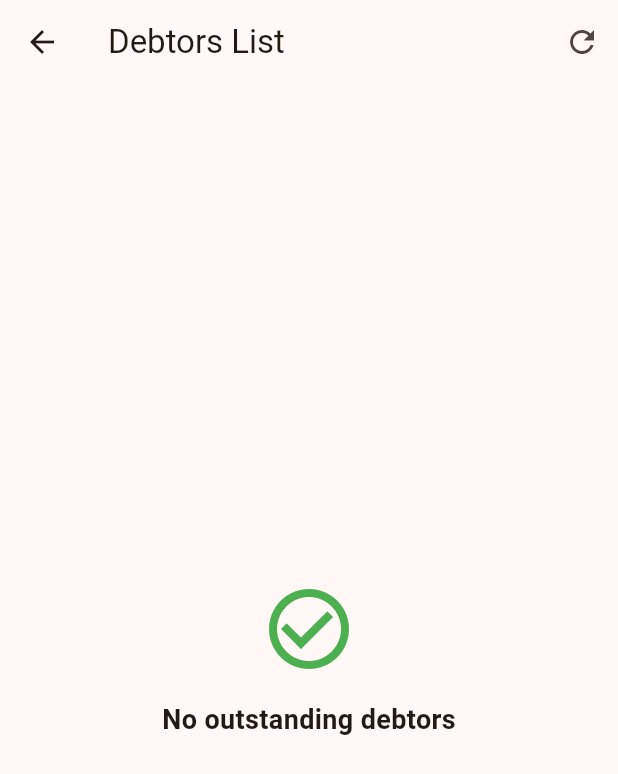
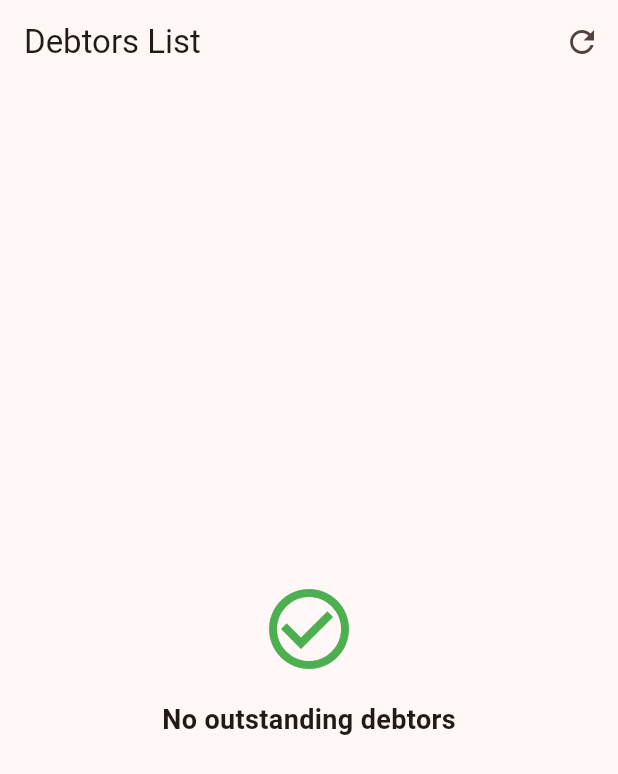
Before and after one commit to ericatsu/yesudua_ventures, a Flutter app: the DebtorsView screen opened by its route, after a tap on the "refresh" icon, on a phone screen of 412 x 824 dp. Shown: the top 774 px of the screen. Run offline on Flutter 3.47's test engine with Material 3 defaults, Android fonts, the phone set to English and light mode, and no system bars; our stand-ins replace connectivity_plus, drift, get, sidebarx; accounts and stored records are empty; generated files the repository leaves out were written again.

Commit message:
auto update

```diff
--- a/lib/app/modules/debtors/debtors_binding.dart
+++ b/lib/app/modules/debtors/debtors_binding.dart
@@ -5,6 +5,9 @@ import 'package:yesudua_ventures/app/modules/debtors/debtors_controller.dart';
 class DebtorsBinding extends Bindings {
   @override
   void dependencies() {
-    Get.lazyPut(() => DebtorsController(Get.find<SalesRepository>()));
+    Get.lazyPut<DebtorsController>(
+      () => DebtorsController(Get.find<SalesRepository>()),
+      fenix: true,
+    );
   }
 }
--- a/lib/app/modules/debtors/debtors_controller.dart
+++ b/lib/app/modules/debtors/debtors_controller.dart
@@ -24,6 +24,18 @@ class DebtorsController extends GetxController {
     fetchAllDebtors();
   }
 
+  // Add this method to handle page refreshes
+  @override
+  void onReady() {
+    super.onReady();
+
+    // Check if we have arguments (debtor ID) when the controller is ready
+    final arguments = Get.arguments;
+    if (arguments is int) {
+      getDebtorById(arguments);
+    }
+  }
+
   @override
   void onClose() {
     paymentController.dispose();
@@ -33,6 +45,7 @@ class DebtorsController extends GetxController {
   // Fetch all debtors
   Future<void> fetchAllDebtors() async {
     isLoading.value = true;
+    errorMessage.value = ''; // Clear previous errors
     try {
       debtors.value = await _salesRepository.getAllDebtors();
     } catch (e) {
@@ -45,14 +58,18 @@ class DebtorsController extends GetxController {
   // Get debtor details by ID
   Future<void> getDebtorById(int debtorId) async {
     isLoading.value = true;
+    errorMessage.value = ''; // Clear previous errors
     try {
       selectedDebtor.value = await _salesRepository.getDebtorById(debtorId);
       if (selectedDebtor.value != null) {
         paymentController.text = '0.0';
         newPaymentAmount.value = 0.0;
+      } else {
+        errorMessage.value = 'Debtor not found';
       }
     } catch (e) {
       errorMessage.value = 'Failed to load debtor details: ${e.toString()}';
+      selectedDebtor.value = null; // Ensure it's null on error
     } finally {
       isLoading.value = false;
     }
@@ -68,7 +85,10 @@ class DebtorsController extends GetxController {
     isLoading.value = true;
     try {
       final debtor = selectedDebtor.value;
-      if (debtor == null) return false;
+      if (debtor == null) {
+        errorMessage.value = 'No debtor selected';
+        return false;
+      }
 
       final totalPaid = debtor.paidAmount + amount;
       final isPaid = totalPaid >= debtor.totalDebt;
@@ -97,4 +117,9 @@ class DebtorsController extends GetxController {
       isLoading.value = false;
     }
   }
+
+  // Method to refresh data when returning to debtors list
+  void refreshDebtorsList() {
+    fetchAllDebtors();
+  }
 }
--- a/lib/app/modules/debtors/debtors_view.dart
+++ b/lib/app/modules/debtors/debtors_view.dart
@@ -9,9 +9,15 @@ class DebtorsView extends GetView<DebtorsController> {
 
   @override
   Widget build(BuildContext context) {
+    // Refresh data when the page is opened
+    WidgetsBinding.instance.addPostFrameCallback((_) {
+      controller.refreshDebtorsList();
+    });
+
     return Scaffold(
       appBar: AppBar(
         title: const Text('Debtors List'),
+        automaticallyImplyLeading: false,
         actions: [
           IconButton(
             icon: const Icon(Icons.refresh),
@@ -24,12 +30,44 @@ class DebtorsView extends GetView<DebtorsController> {
           return const Center(child: CircularProgressIndicator());
         }
 
+        if (controller.errorMessage.value.isNotEmpty) {
+          return Center(
+            child: Column(
+              mainAxisAlignment: MainAxisAlignment.center,
+              children: [
+                Icon(Icons.error_outline, size: 64, color: Colors.red.shade300),
+                const SizedBox(height: 16),
+                Text(
+                  controller.errorMessage.value,
+                  style: const TextStyle(fontSize: 16),
+                  textAlign: TextAlign.center,
+                ),
+                const SizedBox(height: 16),
+                ElevatedButton(
+                  onPressed: () => controller.fetchAllDebtors(),
+                  child: const Text('Retry'),
+                ),
+              ],
+            ),
+          );
+        }
+
+        return _buildDebtorsList();
+      }),
+    );
+  }
+
+  Widget _buildDebtorsList() {
     if (controller.debtors.isEmpty) {
       return Center(
         child: Column(
           mainAxisAlignment: MainAxisAlignment.center,
           children: [
-                Icon(Icons.check_circle_outline, size: 64, color: Colors.green),
+            const Icon(
+              Icons.check_circle_outline,
+              size: 64,
+              color: Colors.green,
+            ),
             const SizedBox(height: 16),
             const Text(
               'No outstanding debtors',
@@ -40,7 +78,9 @@ class DebtorsView extends GetView<DebtorsController> {
       );
     }
 
-        return ListView.separated(
+    return RefreshIndicator(
+      onRefresh: () => controller.fetchAllDebtors(),
+      child: ListView.separated(
         itemCount: controller.debtors.length,
         separatorBuilder: (context, index) => const Divider(),
         itemBuilder: (context, index) {
@@ -67,24 +107,25 @@ class DebtorsView extends GetView<DebtorsController> {
               children: [
                 Text(
                   'Debt: GHS ${debtor.outstandingBalance.toStringAsFixed(2)}',
-                    style: TextStyle(
+                  style: const TextStyle(
                     fontWeight: FontWeight.bold,
                     color: Colors.red,
                   ),
                 ),
                 Text(
                   'Paid: GHS ${debtor.paidAmount.toStringAsFixed(2)}',
-                    style: TextStyle(color: Colors.green),
+                  style: const TextStyle(color: Colors.green),
                 ),
               ],
             ),
             onTap: () {
+              // Clear previous selected debtor before navigating
+              controller.selectedDebtor.value = null;
               Get.toNamed(AppRoutes.debtorDetail, arguments: debtor.id);
             },
           );
         },
-        );
-      }),
+      ),
     );
   }
 }
--- a/lib/app/modules/inventory/inventory_view.dart
+++ b/lib/app/modules/inventory/inventory_view.dart
@@ -15,6 +15,7 @@ class InventoryView extends GetView<InventoryController> {
     return Scaffold(
       appBar: AppBar(
         title: const Text('Inventory Management'),
+        automaticallyImplyLeading: false,
         actions: [
           IconButton(
             icon: const Icon(Icons.sort),
--- a/lib/app/modules/sales/sales_cart_view.dart
+++ b/lib/app/modules/sales/sales_cart_view.dart
@@ -4,12 +4,11 @@ import 'package:yesudua_ventures/app/modules/sales/sales_controller.dart';
 import 'package:yesudua_ventures/app/modules/sales/widgets/cart_item_tile.dart';
 import 'package:yesudua_ventures/app/modules/sales/widgets/receipt_view.dart';
 
-class SalesCartView extends StatelessWidget {
+class SalesCartView extends GetView<SalesController> {
   const SalesCartView({super.key});
 
   @override
   Widget build(BuildContext context) {
-    final controller = Get.find<SalesController>();
     final formKey = GlobalKey<FormState>();
 
     return Scaffold(
```
Also changed, not shown: lib/app/modules/debtors/debtor_detail_view.dart (+69 -12 lines). Lines whose indentation alone changed are shown as unchanged.
